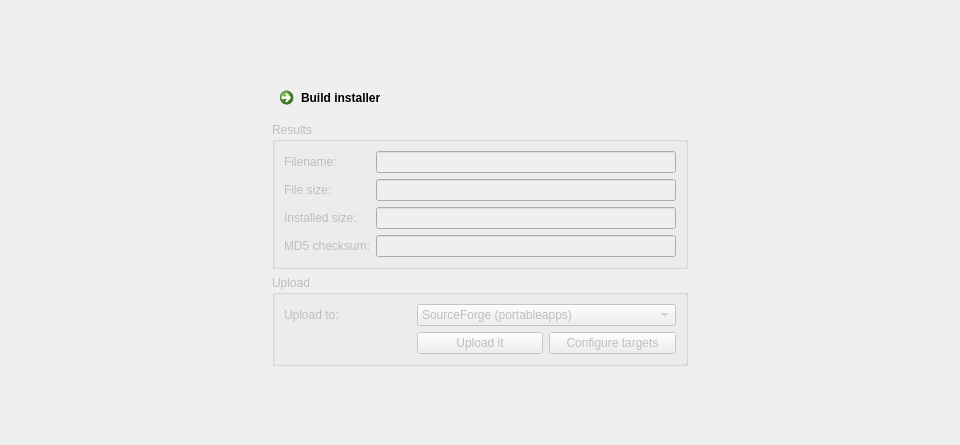
This is gui/ui/pagepublish.ui in 3D1T0R/PortableApps.com-DevelopmentToolkit as Qt 5 draws it before an edit. The edited form follows.
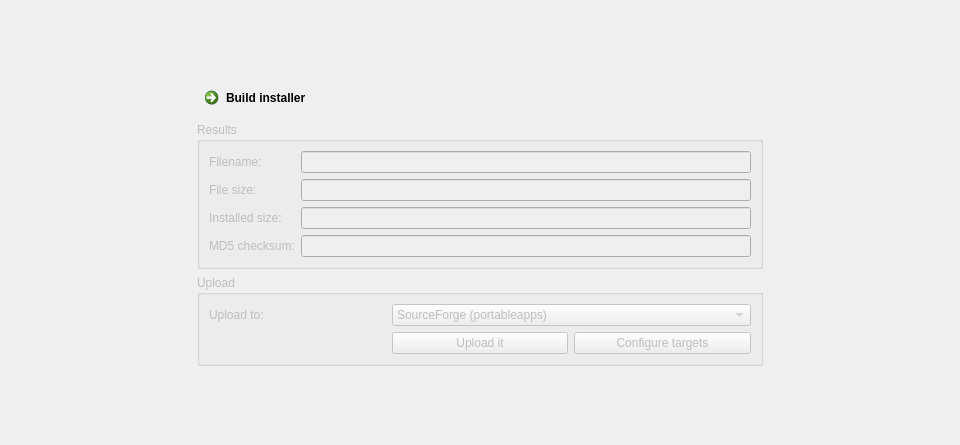
This is the edited form.

Commit message: Publish page tweaks; increased width, just put base filename in and removed upload groupbox until implemented.

Diff of the .ui file:
```diff
--- a/gui/ui/pagepublish.ui
+++ b/gui/ui/pagepublish.ui
@@ -51,7 +51,7 @@
        <widget class="QLineEdit" name="filename">
         <property name="minimumSize">
          <size>
-          <width>300</width>
+          <width>450</width>
           <height>0</height>
          </size>
         </property>
```
The commit also changes 2 other files.
